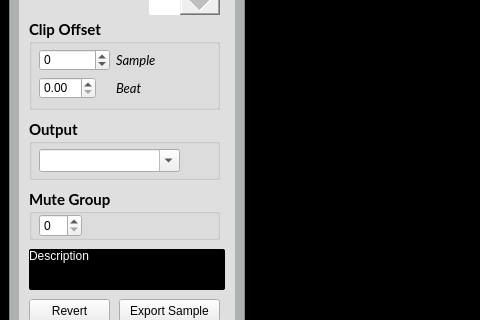
This is gui_ui.ui in Vampouille/superboucle as Qt 5 draws it before an edit; both pictures show x 0 to 480 and y 519 to 839 of the 1111 by 947 pixel window. The edited form follows.
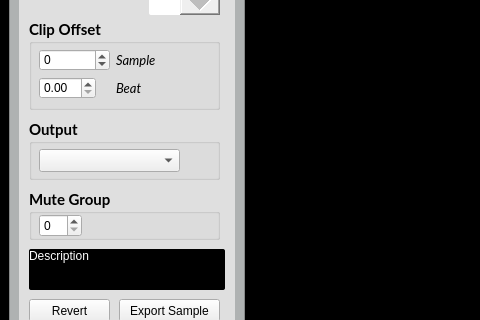
This is the edited form. Icons and pictures are not drawn. Custom widgets are drawn as their Qt base class.

Diff of the .ui file:
```diff
--- a/gui_ui.ui
+++ b/gui_ui.ui
@@ -496,9 +496,6 @@
               <height>23</height>
              </rect>
             </property>
-            <property name="editable">
-             <bool>true</bool>
-            </property>
            </widget>
           </widget>
          </widget>
```
